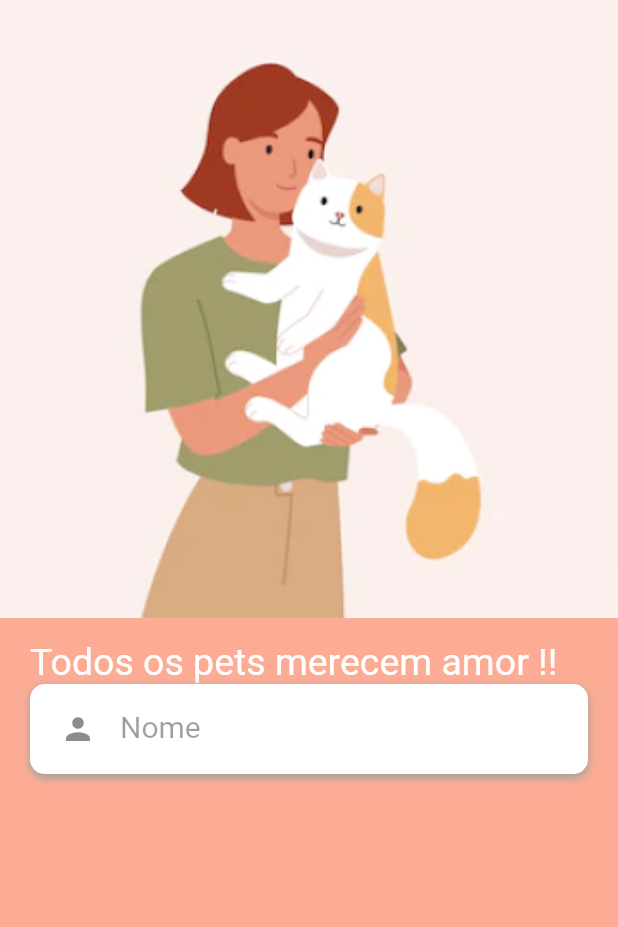
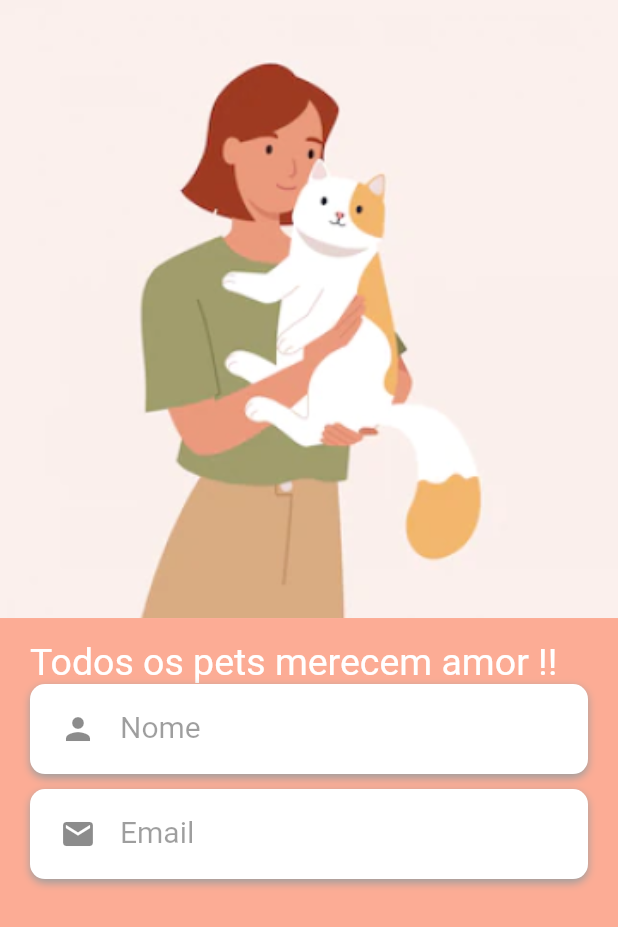
Before and after one commit to vitorekr/UnBArqDsw2022-2-2022.2_G4_IdotPet_Frontend, a Flutter app: the screen it shows after launch, on a phone screen of 412 x 824 dp. Shown: the top 927 px of the screen. Run offline on Flutter 3.47's test engine with Material 2 defaults, Android fonts, the phone set to English and light mode, and no system bars; our stand-ins replace dio, get.

Commit message:
Inserindo campo email
Co-Authored-By: João Durso <jvsdurso@gmail.com>
Co-Authored-By: Vitor Eduardo <vitorekrlol@gmail.com>
Co-Authored-By: Nicholas Roberto <nicolas.roberto987@gmail.com>

```diff
--- a/lib/modules/auth/ui/signup_page.dart
+++ b/lib/modules/auth/ui/signup_page.dart
@@ -172,6 +172,10 @@ class SignUpPage extends StatelessWidget {
             const SizedBox(
               height: 10,
             ),
+            buildEmail(),
+            const SizedBox(
+              height: 10,
+            ),
 
 
         ]),
```
